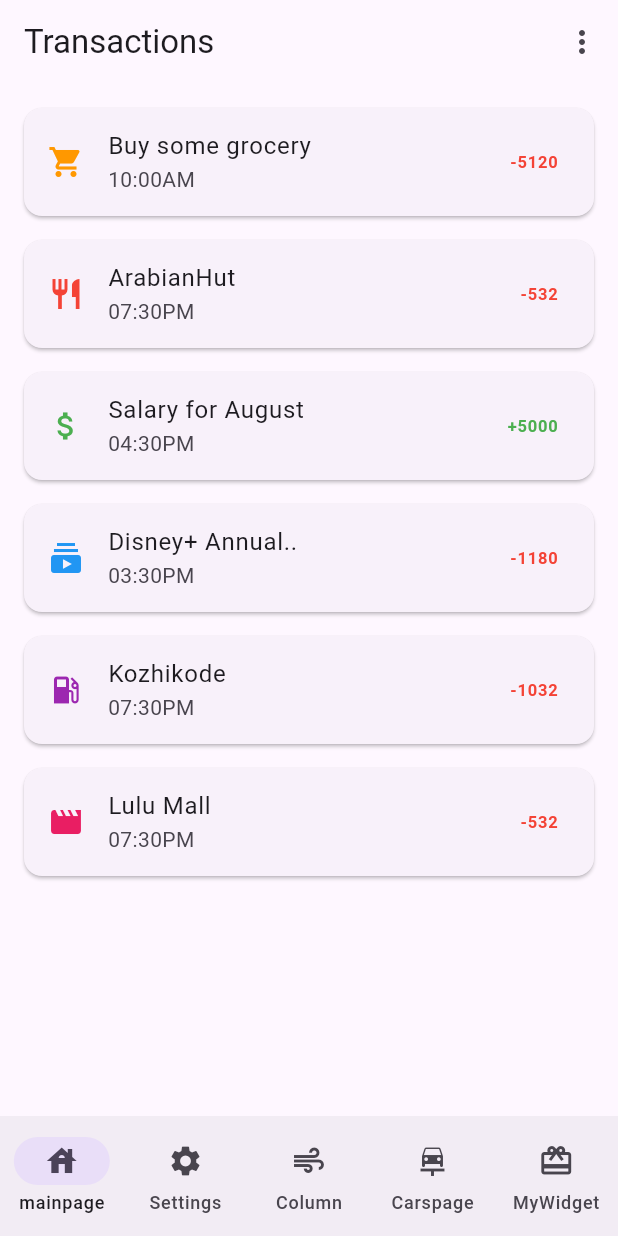
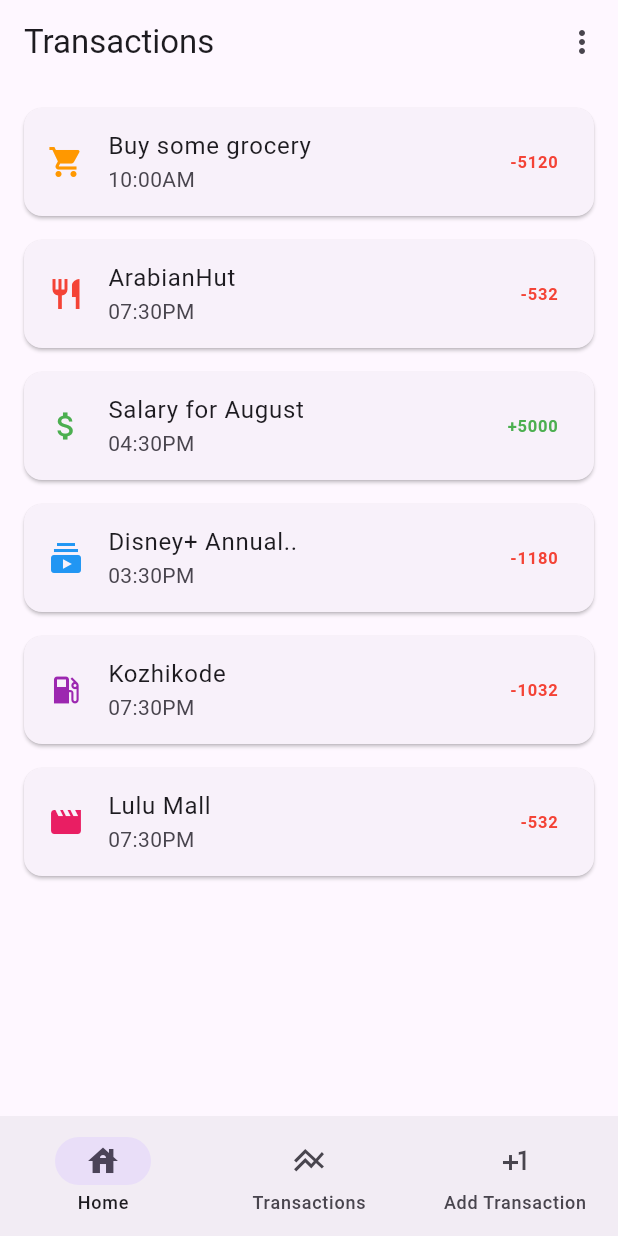
Before and after one commit to BerdibekovT/MoneyApp, a Flutter app: the TransactionsPage screen opened by its route, on a phone screen of 412 x 824 dp. Run offline on Flutter 3.47's test engine with Material 3 defaults, Android fonts, the phone set to English and light mode, and no system bars; our stand-ins replace go_router.

Commit message:
Add Transactions page

```diff
--- a/lib/pages/homepage.dart
+++ b/lib/pages/homepage.dart
@@ -1,5 +1,6 @@
 import 'package:flutter/material.dart';
 import 'package:go_router/go_router.dart';
+import 'package:moneyapp/pages/addtransactionpage.dart';
 import 'package:moneyapp/pages/mainpage.dart';
 import 'package:moneyapp/pages/transactionspage.dart';
 // import 'package:sup/pages/carspage.dart';
@@ -26,15 +27,8 @@ class _HomePageState extends State<HomePage> {
       case 1:
         context.go('${TransactionsPage.route}');
         break;
-      // case 2:
-      //   context.go('${ColumnRow.route}');
-      //   break;
-      // case 3:
-      //   context.go('${CarsPage.route}');
-      //   break;
-      // case 4:
-      //   context.go('${CardWidget.route}');
-      //   break;
+      case 2:
+        context.go('${AddTransactionPage.route}');
     }
     setState(() {
       currentIndex = index;
@@ -50,11 +44,9 @@ class _HomePageState extends State<HomePage> {
           selectedIndex: currentIndex,
           onDestinationSelected: changeTab,
           destinations: const [
-            NavigationDestination(icon: Icon(Icons.house), label: 'mainpage'),
-            NavigationDestination(icon: Icon(Icons.settings), label: 'Settings'),
-            NavigationDestination(icon: Icon(Icons.air), label: 'Column'),
-            NavigationDestination(icon: Icon(Icons.car_repair), label: 'Carspage',),
-            NavigationDestination(icon: Icon(Icons.card_giftcard), label: 'MyWidget',),
+            NavigationDestination(icon: Icon(Icons.house), label: 'Home'),
+            NavigationDestination(icon: Icon(Icons.line_axis), label: 'Transactions'),
+            NavigationDestination(icon: Icon(Icons.plus_one), label: 'Add Transaction'),
           ]),
     );
   }
--- a/lib/router.dart
+++ b/lib/router.dart
@@ -1,12 +1,9 @@
 import 'package:flutter/material.dart';
 import 'package:go_router/go_router.dart';
+import 'package:moneyapp/pages/addtransactionpage.dart';
 import 'package:moneyapp/pages/mainpage.dart';
 import 'package:moneyapp/pages/transactionspage.dart';
-// import 'package:sup/pages/carspage.dart';
-// import 'package:sup/pages/columnrow.dart';
-// import 'package:sup/pages/newspage.dart';
-// import 'package:sup/pages/settingspage.dart';
-// import 'package:sup/pages/widget.dart';
+
 
 import 'pages/homepage.dart';
 
@@ -46,28 +43,22 @@ final router = GoRouter(navigatorKey: _parentKey, routes: [
           parentNavigatorKey: _shellKey,
           name: 'Transactions',
           pageBuilder: (context, state) =>
-              noTransitionPageBuilder(context, state, const TransactionsPage()),
+              noTransitionPageBuilder(
+                context,
+                state,
+                const TransactionsPage()
+                ),
         ),
-        // GoRoute(
-        //   path: ColumnRow.route,
-        //   parentNavigatorKey: _shellKey,
-        //   name: 'columns',
-        //   pageBuilder: (context, state) =>
-        //       noTransitionPageBuilder(context, state, const ColumnRow()),
-        // ),
-        // GoRoute(
-        //   path: CarsPage.route,
-        //   parentNavigatorKey: _shellKey,
-        //   name: "carspage",
-        //   pageBuilder: (context, state) =>
-        //       noTransitionPageBuilder(context, state, const CarsPage()),
-        // ),
-        // GoRoute(
-        //   path: CardWidget.route,
-        //   parentNavigatorKey: _shellKey,
-        //   name: "Mywidget",
-        //   pageBuilder: (context, state) =>
-        //       noTransitionPageBuilder(context, state, const CardWidget()),
-        // )
+        GoRoute(
+          path: AddTransactionPage.route,
+          parentNavigatorKey: _shellKey,
+          name: 'Add Transaction',
+          pageBuilder: (context, state) =>
+              noTransitionPageBuilder(
+                context,
+                state,
+                const AddTransactionPage()
+                ),
+        ),
       ]),
 ]);
```
Also changed, not shown: lib/pages/addtransactionpage.dart (added, +107 -0 lines).
